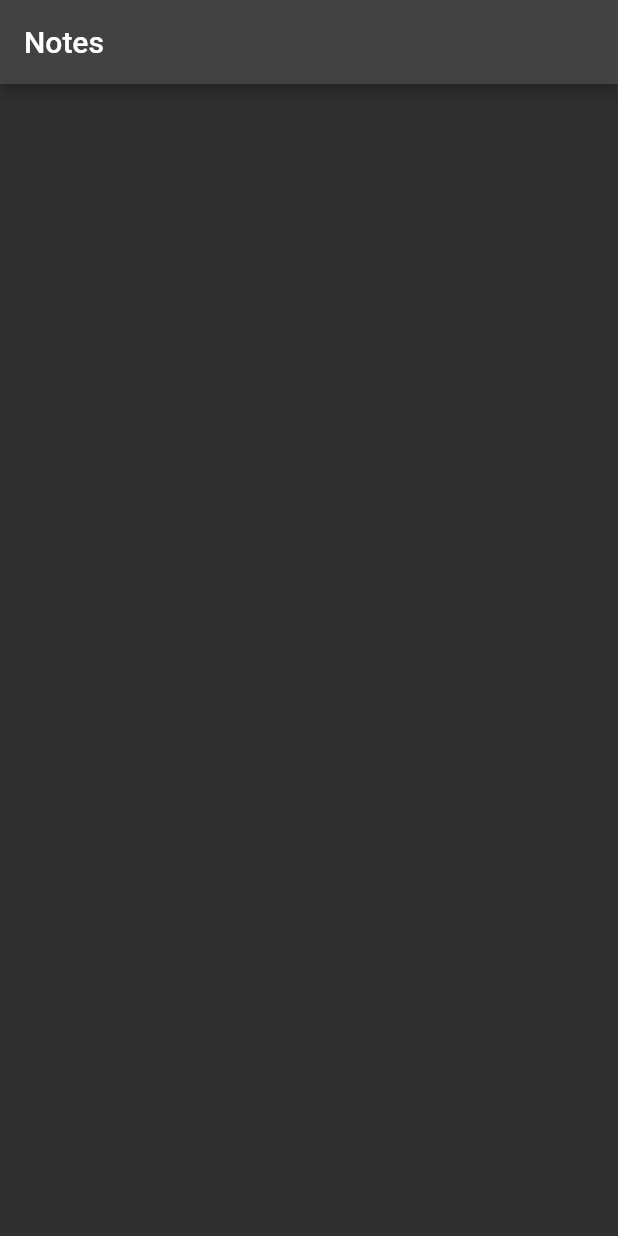
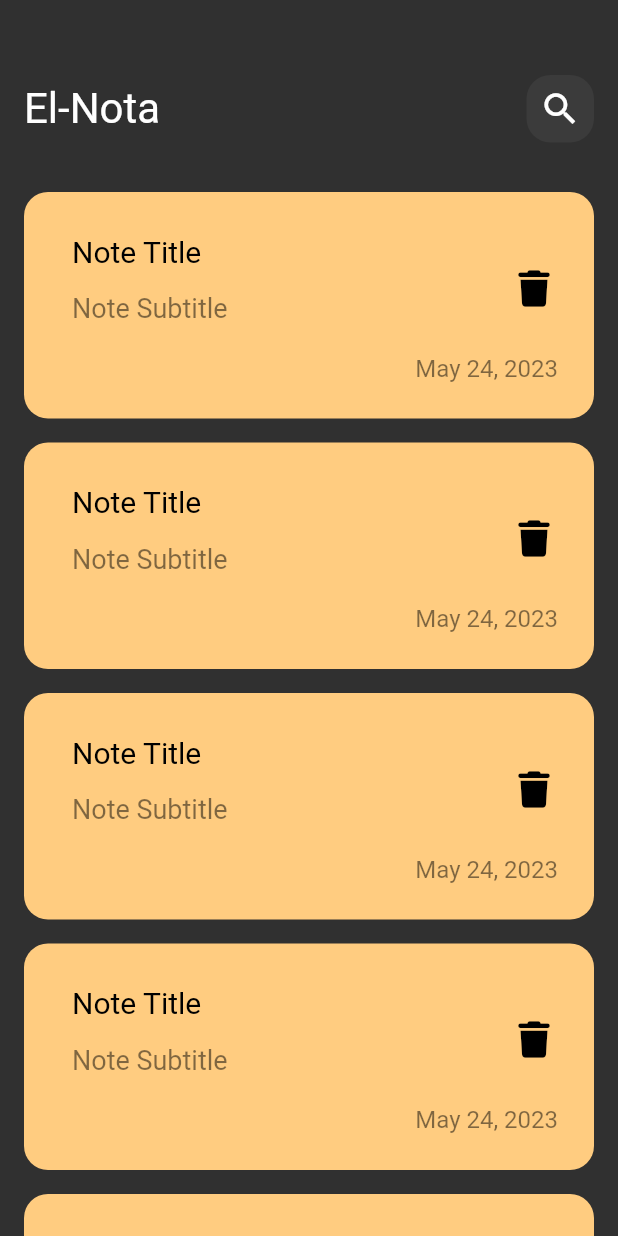
Before and after one commit to el5hatib/flutter-note-app-, a Flutter app: the screen it shows after launch, on a phone screen of 412 x 824 dp. Run offline on Flutter 3.47's test engine with Material 2 defaults, Android fonts, the phone set to English and light mode, and no system bars; our stand-ins replace font_awesome_flutter; Roboto replaces fonts that are missing (BreeSerif-Regular).

Commit message:
create NotesListView.dart widget

```diff
--- a/lib/main.dart
+++ b/lib/main.dart
@@ -3,16 +3,19 @@ import 'package:flutter/material.dart';
 import 'views/notes_view.dart';
 
 void main() {
-  runApp( NotaAPP());
+  runApp( const NotaAPP());
 }
 class NotaAPP extends StatelessWidget {
+  const NotaAPP({super.key});
+
   @override
   Widget build(BuildContext context) {
     return MaterialApp(
       theme: ThemeData(
         brightness: Brightness.dark,
+        fontFamily: 'BreeSerif-Regular',
       ),
-      home: NotesView(),
+      home:  NotesView(),
     );
   }
 }
--- a/lib/views/notes_view.dart
+++ b/lib/views/notes_view.dart
@@ -1,10 +1,11 @@
 import 'package:flutter/material.dart';
+import 'package:nota/widgests/notes_view_body.dart';
 
 class NotesView extends StatelessWidget {
   @override
   Widget build(BuildContext context) {
     return  Scaffold(
-      appBar: AppBar(title: Text('Notes')),
+      body: NotesViewBody() ,
     );
   }
   } // class NotesView
--- a/lib/widgests/CustomSearchIcon.dart
+++ b/lib/widgests/CustomSearchIcon.dart
@@ -6,8 +6,8 @@ class CustomSearchIcon extends StatelessWidget {
   @override
   Widget build(BuildContext context) {
     return Container(
-       height:  46,
-        width:  46,
+       height:  45,
+        width:  45,
         decoration:   BoxDecoration(
           color: Colors.white.withOpacity(0.05),
           borderRadius: const BorderRadius.all(Radius.circular(16)),
--- a/lib/widgests/Custom_App_Bar.dart
+++ b/lib/widgests/Custom_App_Bar.dart
@@ -3,12 +3,14 @@ import 'package:flutter/material.dart';
 import 'CustomSearchIcon.dart';
 
 class CustomAppBar extends StatelessWidget {
+  const CustomAppBar({super.key});
+
   @override
   Widget build(BuildContext context) {
     return Row(
       children: const [
 
-      Text('Nota', style: TextStyle(fontSize: 28,),
+      Text('El-Nota', style: TextStyle(fontSize: 28,),
         ),
         Spacer(),
         CustomSearchIcon(),
--- /dev/null
+++ b/lib/widgests/NotesListView.dart
@@ -0,0 +1,17 @@
+import 'package:flutter/material.dart';
+import 'NoteItem.dart';
+class NotesListView extends StatelessWidget {
+  const NotesListView({super.key});
+
+  @override
+  Widget build(BuildContext context) {
+    return ListView.builder(
+      itemBuilder: (context , index) {
+        return  const Padding(
+          padding: EdgeInsets.symmetric(vertical: 8),
+          child: NoteItem(),
+        );
+      },
+    );
+  }
+} // class NotesListView
--- a/lib/widgests/notes_view_body.dart
+++ b/lib/widgests/notes_view_body.dart
@@ -1,16 +1,20 @@
 import 'package:flutter/material.dart';
-
 import 'Custom_App_Bar.dart';
+import 'NotesListView.dart';
 
 class NotesViewBody extends StatelessWidget {
+  const NotesViewBody({super.key});
+
   @override
   Widget build(BuildContext context) {
     return Padding(
-      padding: const EdgeInsets.symmetric(horizontal: 24),
+      padding: const EdgeInsets.symmetric(horizontal: 16),
       child: Column(
-        children:[
-          const SizedBox(height: 50,),
+        children:const [
+          SizedBox(height: 50,),
           CustomAppBar(),
+          SizedBox(height: 25,),
+          Expanded(child: NotesListView()),
 
         ],
       ),
--- a/pubspec.yaml
+++ b/pubspec.yaml
@@ -35,6 +35,7 @@ dependencies:
   # The following adds the Cupertino Icons font to your application.
   # Use with the CupertinoIcons class for iOS style icons.
   cupertino_icons: ^1.0.2
+  font_awesome_flutter: ^10.4.0
 
 dev_dependencies:
   flutter_test:
@@ -86,5 +87,9 @@ flutter:
   #       - asset: fonts/TrajanPro_Bold.ttf
   #         weight: 700
   #
+  fonts:
+    - family: BreeSerif-Regular
+      fonts:
+        - asset: assets/fonts/BreeSerif-Regular.ttf
   # For details regarding fonts from package dependencies,
   # see https://flutter.dev/custom-fonts/#from-packages
```
Also changed, not shown: pubspec.lock.
